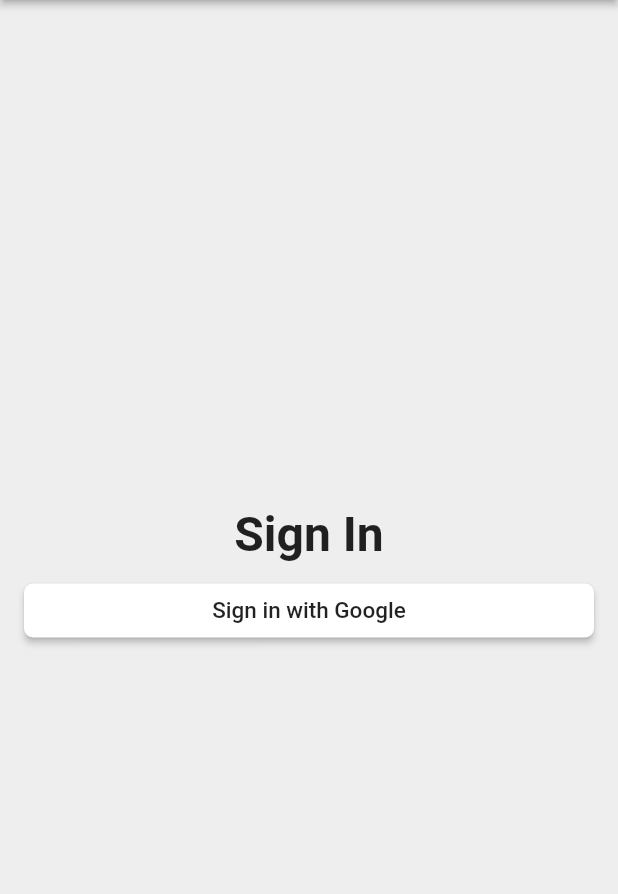
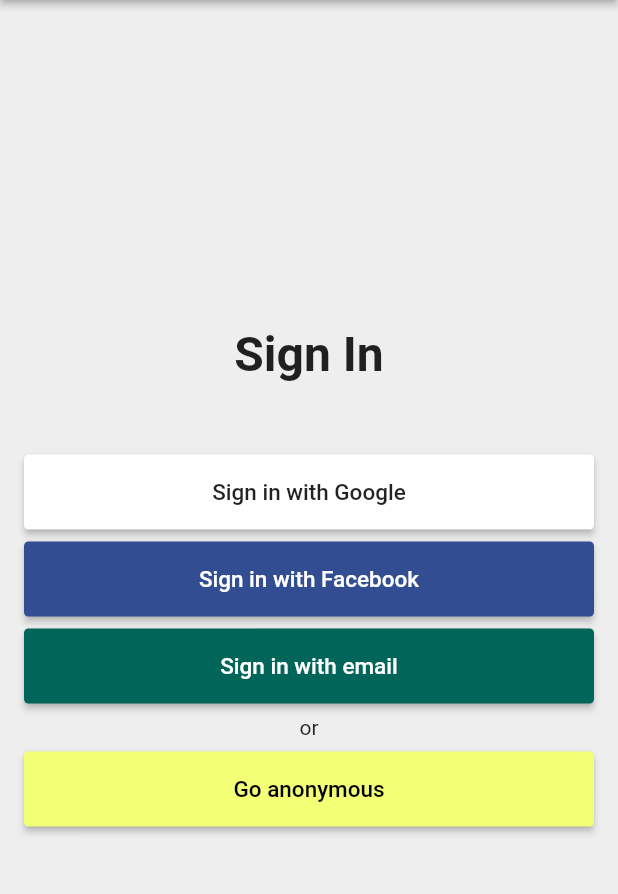
Before and after one commit to Nithu96/flutter_time_tracker, a Flutter app: the screen it shows after launch, after a tap on "Sign in with Google", on a phone screen of 412 x 824 dp, the part 84-978 px from its top. Run offline on Flutter 3.47's test engine with Material 2 defaults, Android fonts, the phone set to English and light mode, and no system bars.

Commit message:
3 button added

```diff
--- /dev/null
+++ b/lib/app/sign_in/sign_in_button.dart
@@ -0,0 +1,18 @@
+import 'package:flutter/material.dart';
+import 'package:time_tracker_flutter/common_widgets/custom_raised_button_dart.dart';
+
+class SignInButton extends CustomRaisedButton{
+  SignInButton({
+    required String text,
+    required Color color,
+    required Color textColor,
+    required VoidCallback onPressed,
+  }) : super(
+          child: Text(
+            text,
+            style:TextStyle(color: textColor,fontSize: 15.0),
+          ),
+          color: color,
+          onPressed: onPressed,
+        );
+}
--- a/lib/app/sign_in/sign_in_page.dart
+++ b/lib/app/sign_in/sign_in_page.dart
@@ -1,4 +1,5 @@
 import 'package:flutter/material.dart';
+import 'package:time_tracker_flutter/app/sign_in/sign_in_button.dart';
 
 class SignInPage extends StatelessWidget {
   @override
@@ -28,24 +29,40 @@ class SignInPage extends StatelessWidget {
               fontWeight: FontWeight.w600,
             ),
           ),
+          SizedBox(height:48.0),
+          SignInButton(
+            text: 'Sign in with Google',
+            textColor: Colors.black87,
+            color: Colors.white,
+            onPressed: () {},
+          ),
           SizedBox(height:8.0),
-          // ignore: deprecated_member_use
-          RaisedButton(
-            child: Text(
-              'Sign in with Google',
-              style: TextStyle(
-                color: Colors.black87,
-                fontSize: 15.0,
-              ),
-            ),
-            color: Colors.white,
-            shape: RoundedRectangleBorder(
-              borderRadius: BorderRadius.all(
-                Radius.circular(6.0),
-              ),
-            ),
+          SignInButton(
+            text: 'Sign in with Facebook',
+            textColor: Colors.white,
+            color: Color(0xFF334D92),
             onPressed: () {},
-          )
+          ),
+          SizedBox(height:8.0),
+          SignInButton(
+            text: 'Sign in with email',
+            textColor: Colors.white,
+            color:Color(0xFF016559),
+            onPressed: () {},
+          ),
+          SizedBox(height:8.0),
+          Text(
+            'or',
+            style: TextStyle(fontSize: 14.0,color: Colors.black87),
+            textAlign: TextAlign.center,
+          ),
+          SizedBox(height:8.0),
+          SignInButton(
+            text: 'Go anonymous',
+            textColor: Colors.black,
+            color:Color(0xFFF3FF74),
+            onPressed: () {},
+          ),
         ],
       ),
     );
--- /dev/null
+++ b/lib/common_widgets/custom_raised_button_dart.dart
@@ -0,0 +1,33 @@
+import 'package:flutter/material.dart';
+
+class CustomRaisedButton extends StatelessWidget {
+  CustomRaisedButton({
+    required this.child,
+    required this.color,
+    this.borderRadius: 3.0,
+    this.height:50.0,
+    required this.onPressed,
+  });
+  final Widget child;
+  final Color color;
+  final double borderRadius;
+  final double height;
+  final VoidCallback onPressed;
+
+  @override
+  Widget build(BuildContext context) {
+    return SizedBox(
+        height: height,
+        child: RaisedButton(
+          child: child,
+          color: color,
+          shape: RoundedRectangleBorder(
+            borderRadius: BorderRadius.all(
+              Radius.circular(borderRadius),
+            ),
+          ),
+          onPressed: onPressed,
+        ),
+    );
+  }
+}
```
